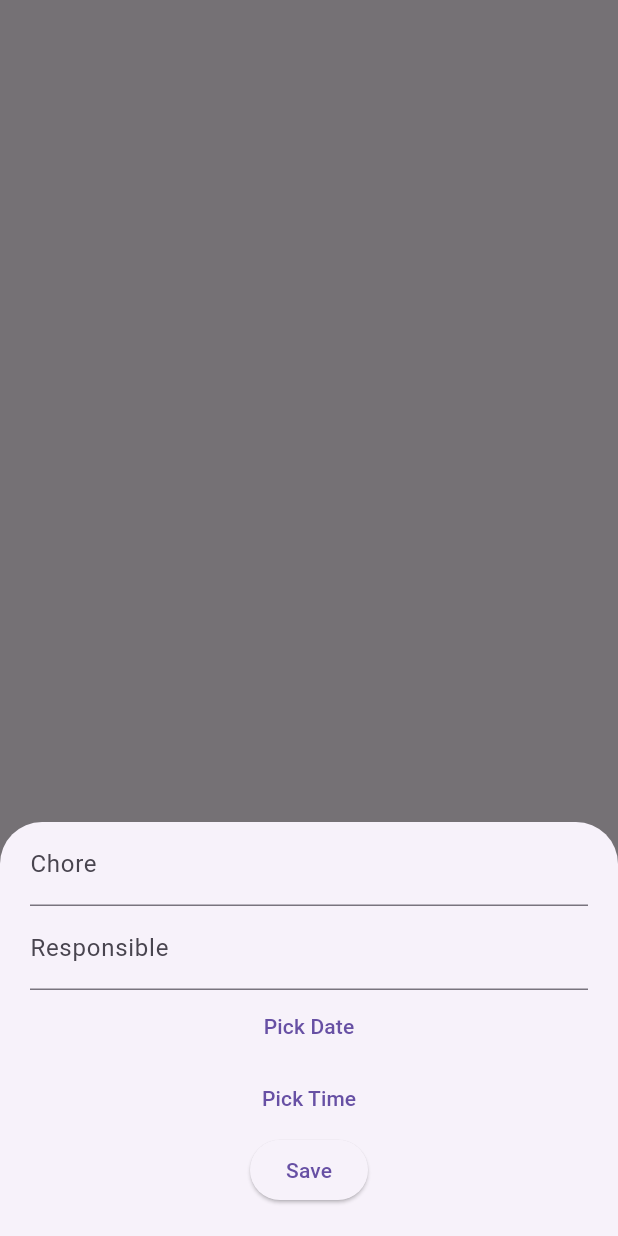
After one commit to Imkelis/HavenHaus, a Flutter app: the Chores screen opened directly, after a tap on the "add" icon, on a phone screen of 412 x 824 dp. The commit adds this screen. Run offline on Flutter 3.47's test engine with Material 3 defaults, Android fonts, the phone set to English and light mode, and no system bars; our stand-ins replace cloud_firestore, firebase_core; accounts and stored records are empty.

Commit message:
Added a chore tracker with a date & time setting. It works, but Ill need to get back to it since its not very pretty.

```diff
--- /dev/null
+++ b/lib/pages/chores.dart
@@ -0,0 +1,149 @@
+import 'package:flutter/material.dart';
+import 'package:cloud_firestore/cloud_firestore.dart';
+
+class Chores extends StatefulWidget {
+  const Chores({super.key});
+  @override
+  State<Chores> createState() => _ChoresState();
+}
+
+class _ChoresState extends State<Chores> {
+  //Ref is what you use to interact with the database.
+  final ref = FirebaseFirestore.instance.collection("Chores");
+
+  final choreTitle = TextEditingController();
+  final responsiblePerson = TextEditingController();
+  DateTime? date;
+  TimeOfDay? time;
+
+  //This widget opens up a calendar where the user can pick the date.
+  Future pickDate() async {
+    final tempDate = await showDatePicker(
+      context: context,
+      initialDate: DateTime.now(),
+      firstDate: DateTime.now(),
+      lastDate: DateTime(2030),
+    );
+
+    //if the user picked a date, then that date gets set to the variable.
+    if (tempDate != null) setState(() => date = tempDate);
+  }
+
+  Future pickTime() async {
+    final tempTime = await showTimePicker(
+      context: context,
+      initialTime: TimeOfDay.now(),
+    );
+
+    if (tempTime != null) {
+      setState(() => time = tempTime);
+    }
+  }
+
+  Future openForm() async {
+    //Cleans the text
+
+    choreTitle.clear();
+
+    responsiblePerson.clear();
+    date = null;
+
+    showModalBottomSheet(
+      //this pulls up another screen from the bottom that will be used for the form.
+      isScrollControlled: true,
+      context: context,
+
+      builder: (_) => Padding(
+        padding: EdgeInsets.only(
+          bottom: MediaQuery.of(context).viewInsets.bottom,
+          left: 20,
+          right: 20,
+        ),
+
+        child: Column(
+          mainAxisSize: MainAxisSize.min,
+          //This makes sure that the bottom sheet only takes as much space as needed.
+          children: [
+            TextField(
+              controller: choreTitle,
+              decoration: const InputDecoration(labelText: "Chore"),
+            ),
+            TextField(
+              controller: responsiblePerson,
+
+              decoration: const InputDecoration(labelText: "Responsible"),
+            ),
+            TextButton(
+              onPressed: pickDate,
+              child: Text(date == null ? "Pick Date" : date.toString()),
+            ),
+            TextButton(
+              onPressed: pickTime,
+              child: Text(time == null ? "Pick Time" : time!.format(context)),
+            ),
+
+            ElevatedButton(
+              onPressed: () async {
+                if (choreTitle.text.isEmpty ||
+                    responsiblePerson.text.isEmpty ||
+                    date == null ||
+                    time == null)
+                  return;
+                //This sends the data to the firebase database
+                await ref.add({
+                  "choreTitle": choreTitle.text,
+                  "responsiblePersononsible": responsiblePerson.text,
+                  "dueDate": Timestamp.fromDate(
+                    DateTime(
+                      date!.year,
+                      date!.month,
+                      date!.day,
+                      time!.hour,
+                      time!.minute,
+                    ),
+                  ),
+                });
+                Navigator.pop(context);
+              },
+
+              child: const Text("Save"),
+            ),
+            const SizedBox(height: 20),
+          ],
+        ),
+      ),
+    );
+  }
+
+  @override
+  Widget build(BuildContext context) {
+    return Scaffold(
+      //Listens to firebase. Will update when something changes.
+      body: StreamBuilder(
+        stream: ref.snapshots(),
+        builder: (context, snapshot) {
+          if (!snapshot.hasData) {
+            //If no data, load spinner.
+            return const Center(child: CircularProgressIndicator());
+          }
+
+          final docs = snapshot.data!.docs;
+
+          return ListView.builder(
+            itemCount: docs.length,
+            itemBuilder: (_, i) => ListTile(
+              title: Text(docs[i]["choreTitle"]),
+              subtitle: Text(docs[i]["responsiblePersononsible"]),
+            ),
+          );
+        },
+      ),
+
+      //The button that pops the screen up
+      floatingActionButton: FloatingActionButton(
+        onPressed: openForm,
+        child: const Icon(Icons.add),
+      ),
+    );
+  }
+}
--- a/lib/pages/foundation.dart
+++ b/lib/pages/foundation.dart
@@ -1,4 +1,5 @@
 import 'package:flutter/material.dart';
+import 'package:househaus/pages/chores.dart';
 import 'package:househaus/pages/profile.dart';
 import 'package:househaus/pages/mainManagement.dart';
 import 'package:househaus/pages/sharedNotepad.dart';
@@ -29,6 +30,7 @@ class _FoundationState extends State<Foundation> {
       const Center(child: Text("Mid Section for something")),
       const Profile(),
       const SharedNotepad(),
+      const Chores(),
     ];
 
     //Lists the bottom nav bar pages.
--- a/lib/pages/mainManagement.dart
+++ b/lib/pages/mainManagement.dart
@@ -11,7 +11,7 @@ class MainManagement extends StatelessWidget {
       3, //SharedNotepad
       2, //Profile
       1, //Mid section
-      2, //Profile
+      4, //Chores
     ];
     // Creates the scrollable grid. Very cool
     return GridView.builder(
```
Also changed, not shown: lib/pages/sharedNotepad.dart (+3 -4 lines).
